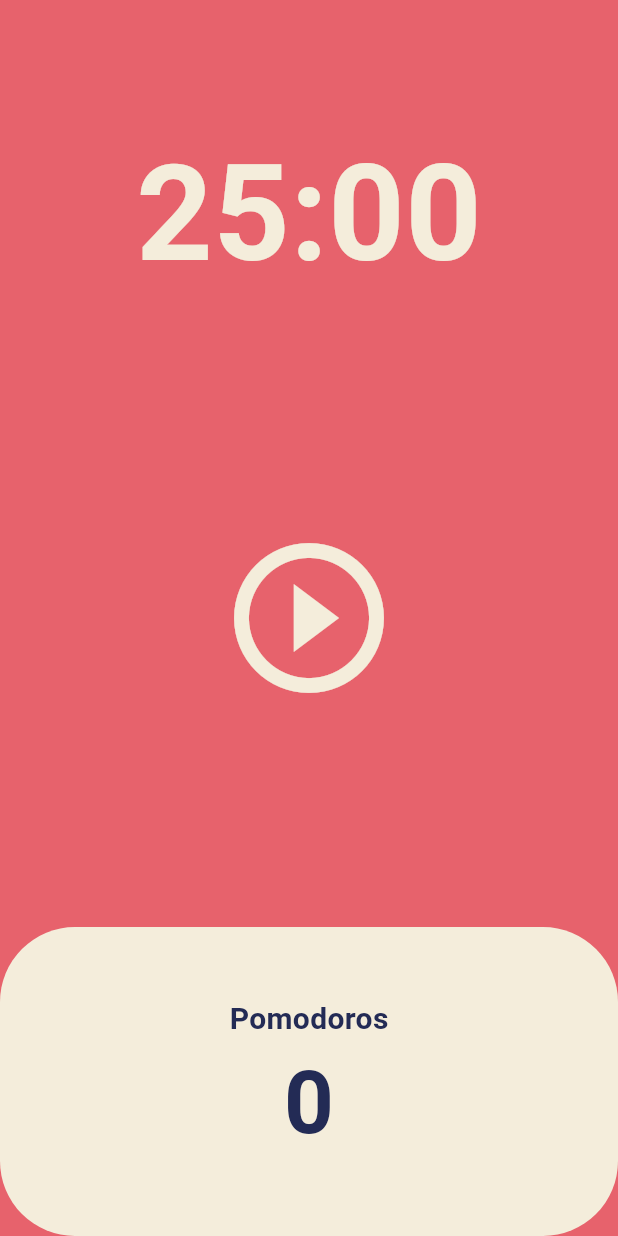
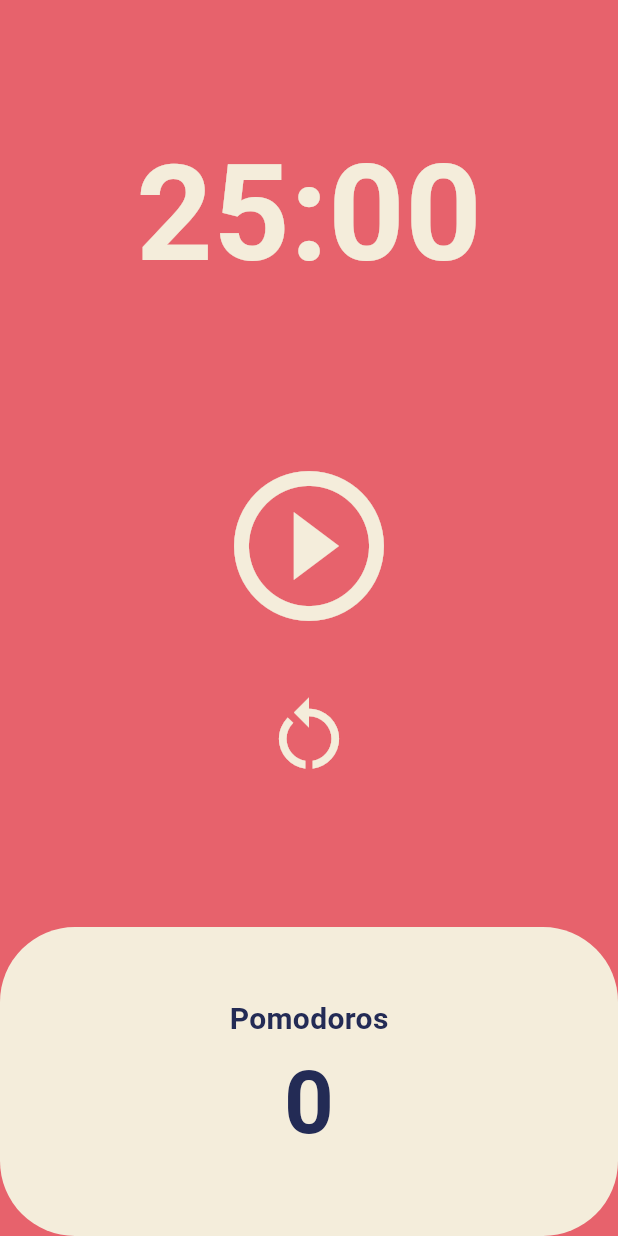
Before and after one commit to ryozo7/learn_flutter, a Flutter app: the screen it shows after launch, on a phone screen of 412 x 824 dp. Run offline on Flutter 3.47's test engine with Material 3 defaults, Android fonts, the phone set to English and light mode, and no system bars.

Commit message:
:+1: #5.4 Code Challenge
https://nomadcoders.co/flutter-for-beginners/lectures/4158

```diff
--- a/lib/widgets/screens/home_screen.dart
+++ b/lib/widgets/screens/home_screen.dart
@@ -53,6 +53,14 @@ class _HomeScreenState extends State<HomeScreen> {
     });
   }
 
+  void onRestartPressed() {
+    timer.cancel();
+    setState(() {
+      isRunning = false;
+      totalSeconds = twentyFiveMinutes;
+    });
+  }
+
   String format(int seconds) {
     var duration = Duration(seconds: seconds);
     return duration.toString().split(".").first.substring(2);
@@ -79,8 +87,10 @@ class _HomeScreenState extends State<HomeScreen> {
           ),
           Flexible(
             flex: 2,
-            child: Center(
-              child: IconButton(
+            child: Column(
+              mainAxisAlignment: MainAxisAlignment.center,
+              children: [
+                IconButton(
                   onPressed: isRunning ? onPausePressed : onStartPressed,
                   iconSize: 120,
                   color: Theme.of(context).cardColor,
@@ -90,6 +100,15 @@ class _HomeScreenState extends State<HomeScreen> {
                         : Icons.play_circle_outline,
                   ),
                 ),
+                const SizedBox(
+                  height: 20,
+                ),
+                IconButton(
+                    iconSize: 60,
+                    color: Theme.of(context).cardColor,
+                    onPressed: onRestartPressed,
+                    icon: const Icon(Icons.restart_alt))
+              ],
             ),
           ),
           Flexible(
```
Lines whose indentation alone changed are shown as unchanged.
